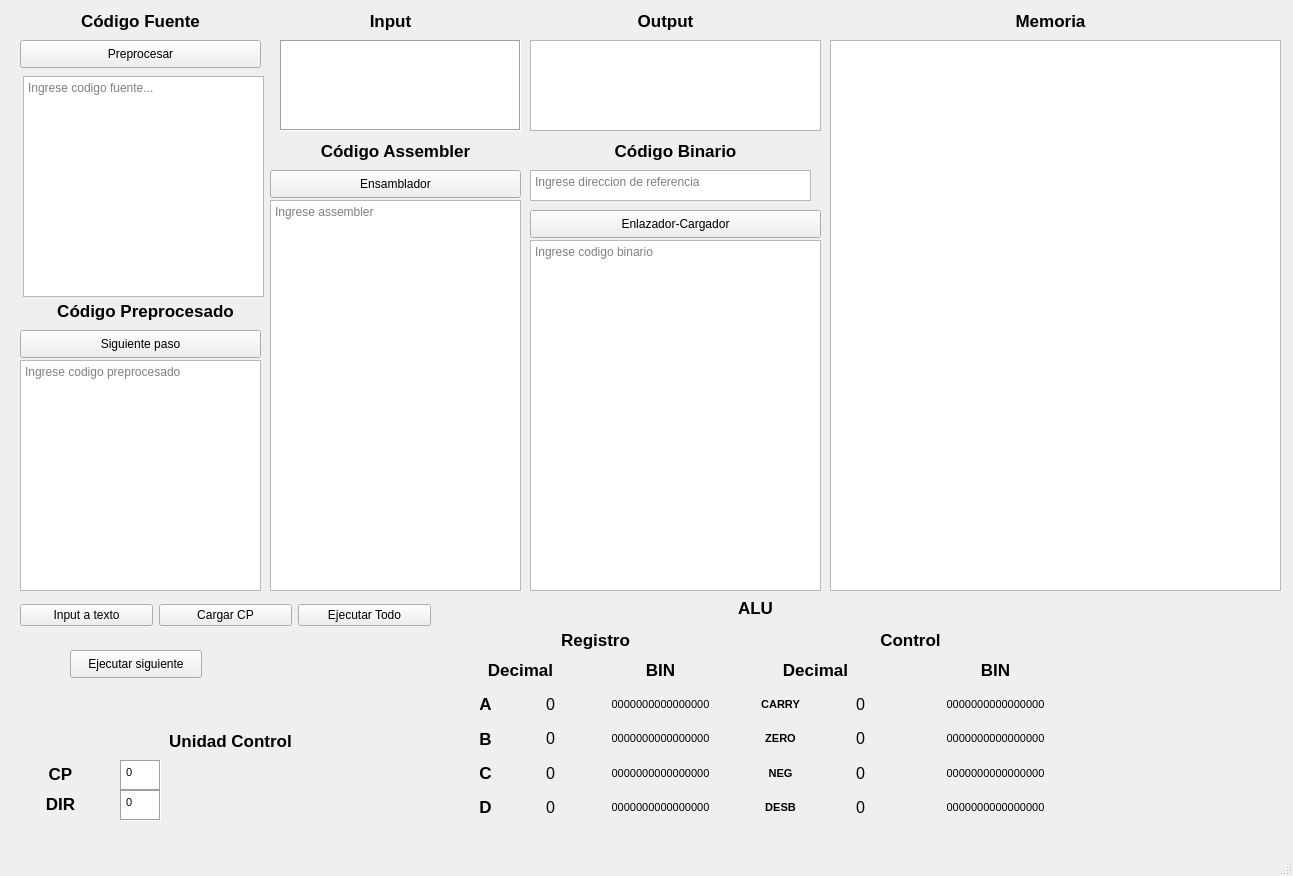
Before: the Qt Designer form vista/Diseno_GUI.ui in dvillamor0/proyectoLenguages, drawn with Qt 5.
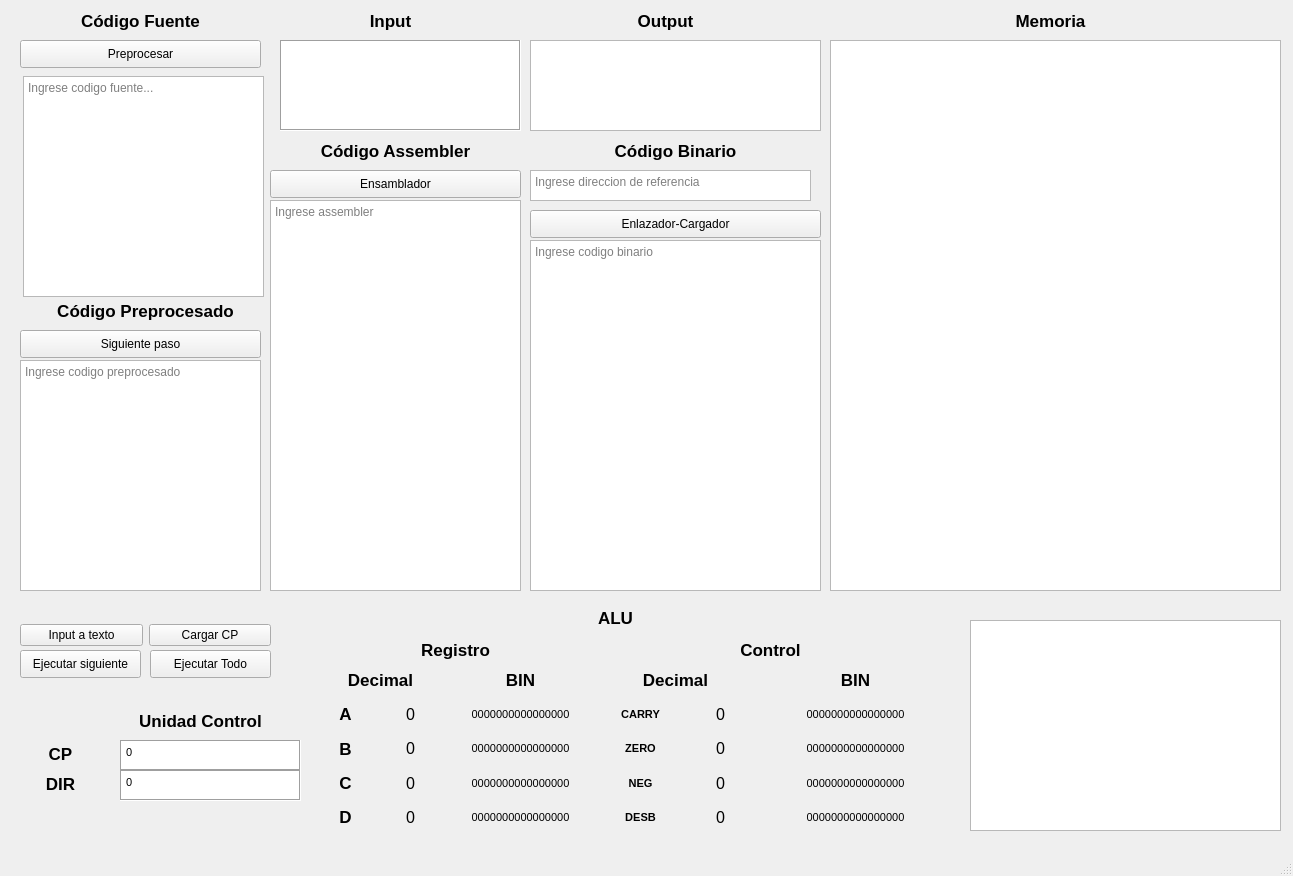
After: the same form once the commit is applied. Icons and pictures are not drawn.

```diff
--- a/vista/Diseno_GUI.ui
+++ b/vista/Diseno_GUI.ui
@@ -87,8 +87,8 @@
    <widget class="QLabel" name="label_3">
     <property name="geometry">
      <rect>
-      <x>550</x>
-      <y>600</y>
+      <x>410</x>
+      <y>610</y>
       <width>411</width>
       <height>16</height>
      </rect>
@@ -110,8 +110,8 @@
    <widget class="QLabel" name="label_4">
     <property name="geometry">
      <rect>
-      <x>460</x>
-      <y>630</y>
+      <x>320</x>
+      <y>640</y>
       <width>271</width>
       <height>20</height>
      </rect>
@@ -133,8 +133,8 @@
    <widget class="QLabel" name="label_5">
     <property name="geometry">
      <rect>
-      <x>740</x>
-      <y>630</y>
+      <x>600</x>
+      <y>640</y>
       <width>341</width>
       <height>20</height>
      </rect>
@@ -156,8 +156,8 @@
    <widget class="QWidget" name="verticalLayoutWidget">
     <property name="geometry">
      <rect>
-      <x>460</x>
-      <y>690</y>
+      <x>320</x>
+      <y>700</y>
       <width>51</width>
       <height>131</height>
      </rect>
@@ -236,8 +236,8 @@
    <widget class="QLabel" name="label_10">
     <property name="geometry">
      <rect>
-      <x>460</x>
-      <y>660</y>
+      <x>320</x>
+      <y>670</y>
       <width>121</width>
       <height>20</height>
      </rect>
@@ -259,8 +259,8 @@
    <widget class="QWidget" name="verticalLayoutWidget_2">
     <property name="geometry">
      <rect>
-      <x>520</x>
-      <y>690</y>
+      <x>380</x>
+      <y>700</y>
       <width>61</width>
       <height>131</height>
      </rect>
@@ -339,8 +339,8 @@
    <widget class="QWidget" name="verticalLayoutWidget_3">
     <property name="geometry">
      <rect>
-      <x>590</x>
-      <y>690</y>
+      <x>450</x>
+      <y>700</y>
       <width>141</width>
       <height>131</height>
      </rect>
@@ -419,8 +419,8 @@
    <widget class="QLabel" name="label_11">
     <property name="geometry">
      <rect>
-      <x>590</x>
-      <y>660</y>
+      <x>450</x>
+      <y>670</y>
       <width>141</width>
       <height>20</height>
      </rect>
@@ -442,8 +442,8 @@
    <widget class="QWidget" name="verticalLayoutWidget_4">
     <property name="geometry">
      <rect>
-      <x>740</x>
-      <y>690</y>
+      <x>600</x>
+      <y>700</y>
       <width>81</width>
       <height>131</height>
      </rect>
@@ -522,8 +522,8 @@
    <widget class="QLabel" name="label_16">
     <property name="geometry">
      <rect>
-      <x>740</x>
-      <y>660</y>
+      <x>600</x>
+      <y>670</y>
       <width>151</width>
       <height>20</height>
      </rect>
@@ -545,8 +545,8 @@
    <widget class="QLabel" name="label_17">
     <property name="geometry">
      <rect>
-      <x>900</x>
-      <y>660</y>
+      <x>760</x>
+      <y>670</y>
       <width>191</width>
       <height>20</height>
      </rect>
@@ -568,8 +568,8 @@
    <widget class="QWidget" name="verticalLayoutWidget_5">
     <property name="geometry">
      <rect>
-      <x>830</x>
-      <y>690</y>
+      <x>690</x>
+      <y>700</y>
       <width>61</width>
       <height>131</height>
      </rect>
@@ -648,8 +648,8 @@
    <widget class="QWidget" name="verticalLayoutWidget_6">
     <property name="geometry">
      <rect>
-      <x>900</x>
-      <y>690</y>
+      <x>760</x>
+      <y>700</y>
       <width>191</width>
       <height>131</height>
      </rect>
@@ -728,8 +728,8 @@
    <widget class="QLabel" name="label_18">
     <property name="geometry">
      <rect>
-      <x>50</x>
-      <y>730</y>
+      <x>20</x>
+      <y>710</y>
       <width>361</width>
       <height>21</height>
      </rect>
@@ -752,8 +752,8 @@
     <property name="geometry">
      <rect>
       <x>20</x>
-      <y>600</y>
-      <width>411</width>
+      <y>620</y>
+      <width>251</width>
       <height>30</height>
      </rect>
     </property>
@@ -772,13 +772,6 @@
        </property>
       </widget>
      </item>
-     <item>
-      <widget class="QPushButton" name="Exxecute_instructions">
-       <property name="text">
-        <string>Ejecutar Todo</string>
-       </property>
-      </widget>
-     </item>
     </layout>
    </widget>
    <widget class="QLabel" name="label_21">
@@ -808,8 +801,8 @@
     <property name="geometry">
      <rect>
       <x>120</x>
-      <y>760</y>
-      <width>41</width>
+      <y>740</y>
+      <width>181</width>
       <height>31</height>
      </rect>
     </property>
@@ -828,8 +821,8 @@
     <property name="geometry">
      <rect>
       <x>120</x>
-      <y>790</y>
-      <width>41</width>
+      <y>770</y>
+      <width>181</width>
       <height>31</height>
      </rect>
     </property>
@@ -848,7 +841,7 @@
     <property name="geometry">
      <rect>
       <x>10</x>
-      <y>760</y>
+      <y>740</y>
       <width>101</width>
       <height>28</height>
      </rect>
@@ -871,7 +864,7 @@
     <property name="geometry">
      <rect>
       <x>10</x>
-      <y>790</y>
+      <y>770</y>
       <width>101</width>
       <height>28</height>
      </rect>
@@ -1037,9 +1030,9 @@
    <widget class="QPushButton" name="Read_Next_Instruction">
     <property name="geometry">
      <rect>
-      <x>70</x>
+      <x>20</x>
       <y>650</y>
-      <width>132</width>
+      <width>121</width>
       <height>28</height>
      </rect>
     </property>
@@ -1138,6 +1131,35 @@
      </sizepolicy>
     </property>
    </widget>
+   <widget class="QPushButton" name="Exxecute_instructions">
+    <property name="geometry">
+     <rect>
+      <x>150</x>
+      <y>650</y>
+      <width>121</width>
+      <height>28</height>
+     </rect>
+    </property>
+    <property name="text">
+     <string>Ejecutar Todo</string>
+    </property>
+   </widget>
+   <widget class="QTableWidget" name="table_pila">
+    <property name="geometry">
+     <rect>
+      <x>970</x>
+      <y>620</y>
+      <width>311</width>
+      <height>211</height>
+     </rect>
+    </property>
+    <property name="sizePolicy">
+     <sizepolicy hsizetype="Expanding" vsizetype="Expanding">
+      <horstretch>3</horstretch>
+      <verstretch>0</verstretch>
+     </sizepolicy>
+    </property>
+   </widget>
   </widget>
   <widget class="QMenuBar" name="menubar">
    <property name="geometry">
```
